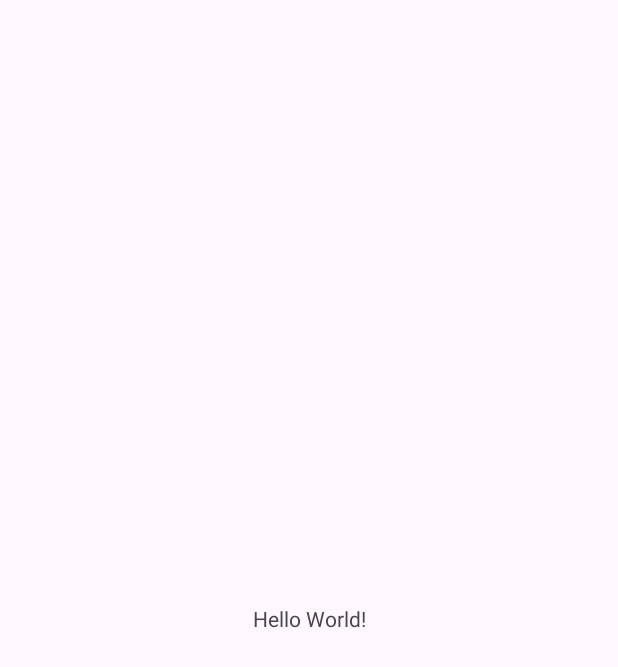
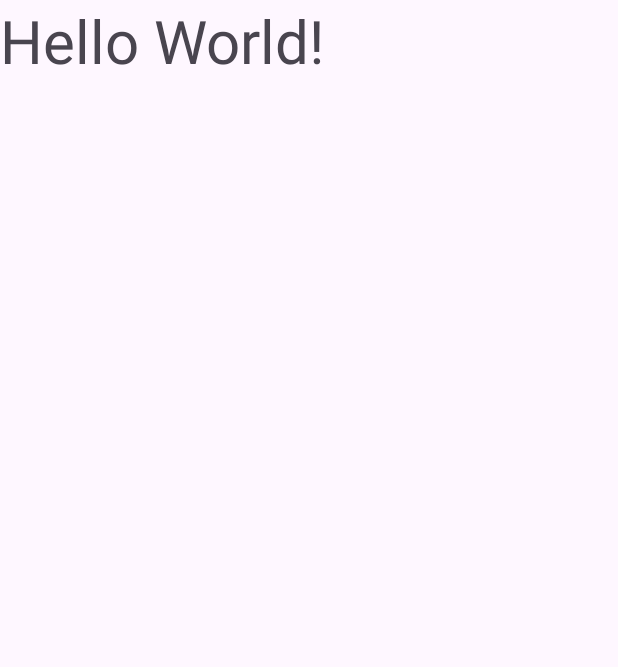
Before and after one commit to kowqo/course999, an Android app: the screen it shows after launch (MainActivity), on a phone screen of 412 x 824 dp. Before the commit the part shown is almost empty. Shown: the top 667 px of the screen. Run offline under Robolectric (Android 15) with nearby library versions, the phone set to English and light mode, and no system bars; 3 statements that could not run were skipped.

```diff
--- a/app/src/main/java/ru/kowqo/course999/MainActivity.kt
+++ b/app/src/main/java/ru/kowqo/course999/MainActivity.kt
@@ -2,12 +2,47 @@ package ru.kowqo.course999
 
 import androidx.appcompat.app.AppCompatActivity
 import android.os.Bundle
+import android.util.Log
+import android.widget.TextView
+import org.w3c.dom.Text
 
 class MainActivity : AppCompatActivity() {
+
+    private lateinit var mainRepresentative: MainRepresentative
+    private lateinit var textView: TextView
+
     override fun onCreate(savedInstanceState: Bundle?) {
         super.onCreate(savedInstanceState)
+
         setContentView(R.layout.activity_main)
 
-        (application as MyApplication).activityCreated(savedInstanceState == null)
+        textView = findViewById(R.id.text)
+        mainRepresentative = (application as MyApplication).mainRepresentative
+
+        textView.setOnClickListener {
+            Log.d("qwe", "sdsaas")
+            mainRepresentative.startAsync()
+        }
+
+    }
+
+    override fun onResume() {
+        super.onResume()
+        mainRepresentative.startGettingUpdates(
+            object : ActivityCallback {
+                override fun invoke(data: String) =
+                    runOnUiThread {
+                        Log.d("qwe", "here")
+                        textView.text = "21321321321"
+                    }
+            },
+        )
+    }
+
+    override fun onPause() {
+        super.onPause()
+        mainRepresentative.stopGettingUpdates()
     }
 }
+
+interface ActivityCallback : UiObserver<String>
--- a/app/src/main/java/ru/kowqo/course999/MyApplication.kt
+++ b/app/src/main/java/ru/kowqo/course999/MyApplication.kt
@@ -7,18 +7,24 @@ class MyApplication : Application() {
 
     private val handleDeath = HandleDeath.Base()
 
+    lateinit var mainRepresentative: MainRepresentative
+
+    override fun onCreate() {
+        super.onCreate()
+        mainRepresentative = MainRepresentative.Base(UiObservable.Single())
+    }
 
     fun activityCreated(firstOpening: Boolean) {
         if (firstOpening) {
             handleDeath.firstOpening()
-            Log.d("kow","First Time")
+            Log.d("kowA", "First Time")
         } else {
             if (handleDeath.wasDeathHappened()) {
-                Log.d("kow", "Death happened")
+                Log.d("kowA", "Death happened")
                 handleDeath.handleDeath()
             } else {
 
-                Log.d("kow", "just activity recreated")
+                Log.d("kowA", "just activity recreated")
             }
         }
     }
--- a/app/src/main/res/layout/activity_main.xml
+++ b/app/src/main/res/layout/activity_main.xml
@@ -1,18 +1,14 @@
 <?xml version="1.0" encoding="utf-8"?>
-<androidx.constraintlayout.widget.ConstraintLayout xmlns:android="http://schemas.android.com/apk/res/android"
+
+<TextView xmlns:android="http://schemas.android.com/apk/res/android"
     xmlns:app="http://schemas.android.com/apk/res-auto"
     xmlns:tools="http://schemas.android.com/tools"
-    android:layout_width="match_parent"
-    android:layout_height="match_parent"
-    tools:context=".MainActivity">
-
-    <TextView
+    android:id="@+id/text"
     android:layout_width="wrap_content"
     android:layout_height="wrap_content"
     android:text="Hello World!"
     app:layout_constraintBottom_toBottomOf="parent"
     app:layout_constraintEnd_toEndOf="parent"
     app:layout_constraintStart_toStartOf="parent"
-        app:layout_constraintTop_toTopOf="parent" />
-
-</androidx.constraintlayout.widget.ConstraintLayout>
+    app:layout_constraintTop_toTopOf="parent"
+    android:textSize="40sp" />
```
Lines whose indentation alone changed are shown as unchanged.
